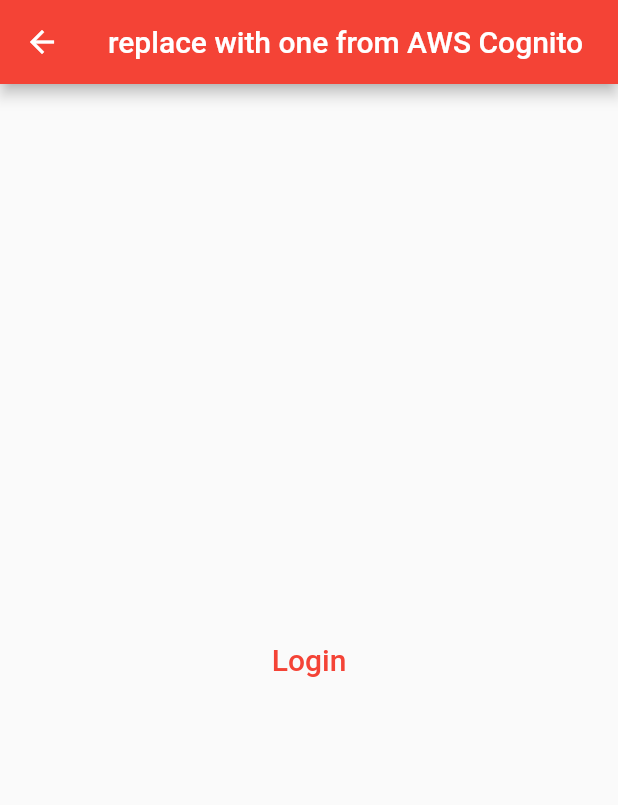
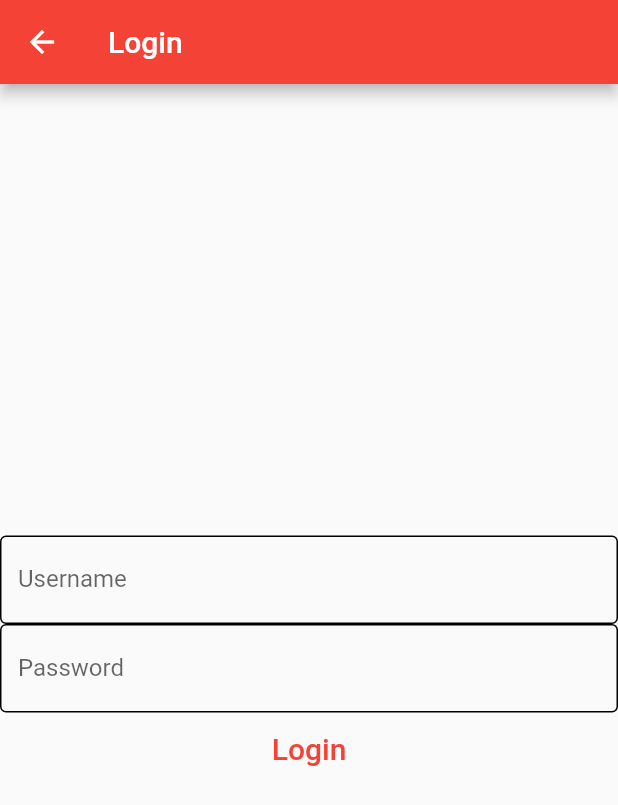
Before and after one commit to parkr-unb/parkr, a Flutter app: the screen it shows after launch, after a tap on "Login", on a phone screen of 412 x 824 dp. Shown: the top 805 px of the screen. Run offline on Flutter 3.47's test engine with Material 2 defaults, Android fonts, the phone set to English and light mode, and no system bars.

Commit message:
Finished login page with stubs for DB calls

```diff
--- a/lib/views/loginpage.dart
+++ b/lib/views/loginpage.dart
@@ -1,16 +1,21 @@
 import 'package:flutter/material.dart';
+import 'package:flutter/services.dart';
 import 'package:parkr/views/homepage.dart';
 
 class LoginPage extends StatefulWidget {
   const LoginPage({Key? key}) : super(key: key);
 
-  static const String title = 'replace with one from AWS Cognito';
+  static const String title = 'Login';
 
   @override
   State<LoginPage> createState() => _LoginPageState();
 }
 
 class _LoginPageState extends State<LoginPage> {
+  TextEditingController name_ctrl = TextEditingController();
+  TextEditingController pass_ctrl = TextEditingController();
+  bool _auth = true;
+
   @override
   Widget build(BuildContext context) {
     return Scaffold(
@@ -21,12 +26,64 @@ class _LoginPageState extends State<LoginPage> {
         child: Column(
           mainAxisAlignment: MainAxisAlignment.center,
           children: <Widget>[
+            TextField(
+              controller: name_ctrl,
+              decoration: InputDecoration(
+                enabledBorder: OutlineInputBorder(
+                  borderSide: BorderSide(
+                    color: _auth ? Colors.black : Colors.red,
+                    width: 1.0
+                  ),
+                ),
+                labelText: 'Username',
+                hintText: 'Enter Valid Username')
+            ),
+            TextField(
+                controller: pass_ctrl,
+                decoration: InputDecoration(
+                    enabledBorder: OutlineInputBorder(
+                      borderSide: BorderSide(
+                        color: _auth ? Colors.black : Colors.red,
+                        width: 1.0
+                      ),
+                    ),
+                    labelText: 'Password',
+                    hintText: 'Enter Valid Password')
+            ),
             TextButton(
                 onPressed: () {
-                  Navigator.push(
-                    context,
-                    MaterialPageRoute(builder: (context) => const HomePage()),
-                  );
+                  // auth = login(name_ctrl.text, pass_ctrl.text);
+                  print(name_ctrl.text + " " + pass_ctrl.text);
+                  const auth = false;
+                  if(auth)
+                  {
+                    Navigator.push(
+                      context,
+                      MaterialPageRoute(builder: (context) => const HomePage()),
+                    );
+                  }
+                  else
+                  {
+                    name_ctrl.text = "";
+                    name_ctrl.text = "";
+                    showDialog(context: context, builder: (BuildContext context) {
+                      return AlertDialog(
+                          title: Text('Failed to Log in'),
+                          content: Text('Invalid Username and/or Password'),
+                          actions: [
+                            TextButton(
+                              child: Text('OK'),
+                              onPressed: () {
+                                Navigator.of(context).pop();
+                              },
+                            ),
+                          ]
+                      );
+                    });
+                  }
+                  setState(() {
+                    _auth = auth;
+                  });
                 },
                 child: const Text('Login', style: TextStyle(fontSize: 20.0)))
           ],
```
Also changed, not shown: 2 other files.
